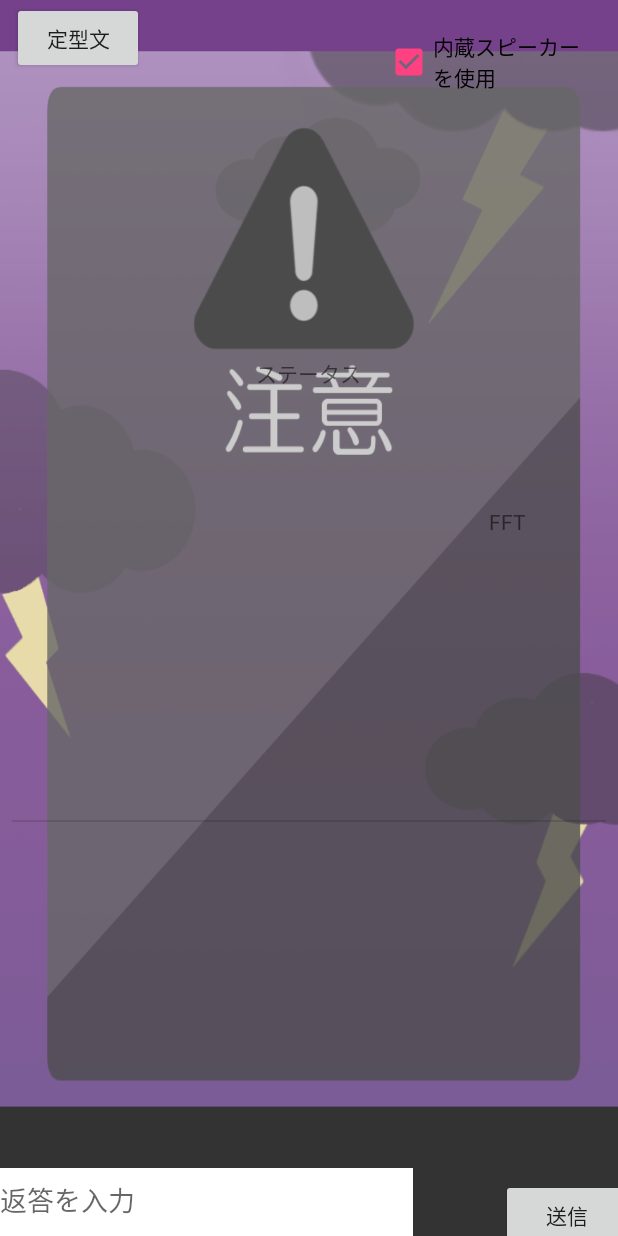
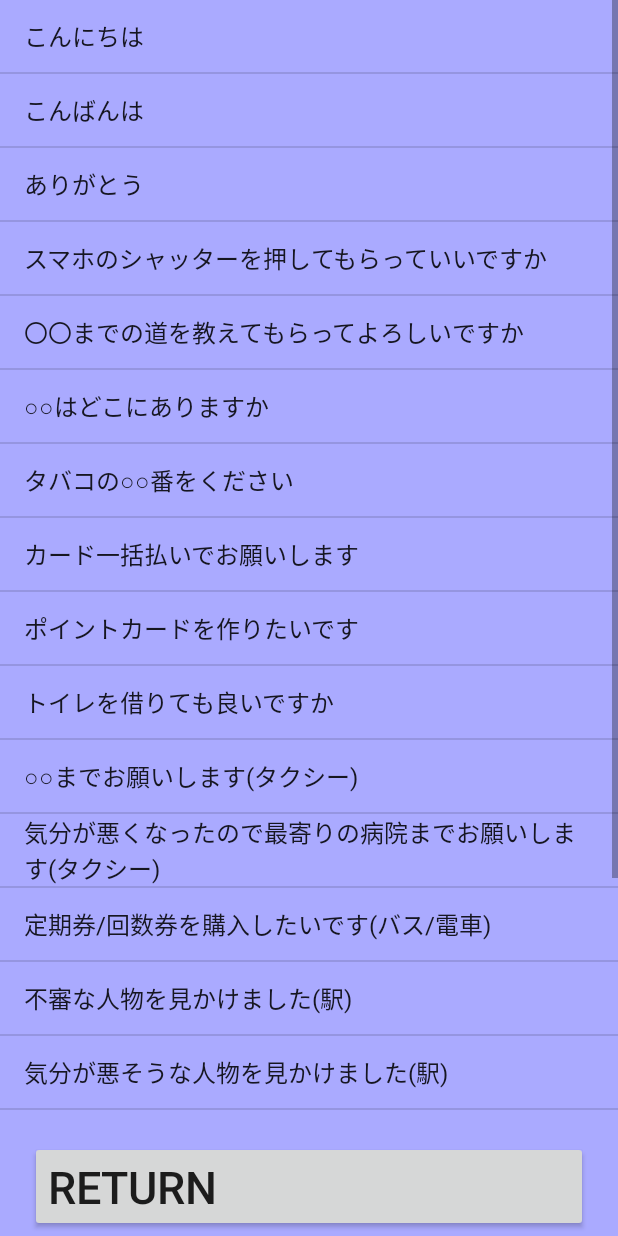
Before and after one commit to ProgramersCommunity-NITMaizurucollege/TRY_Ultrasonic, an Android app: the screen it shows after launch (MainActivity before the commit, SubActivity after it), after a tap on "定型文", on a phone screen of 412 x 824 dp. Run offline under Robolectric (Android 15) with nearby library versions, the phone set to English and light mode, and no system bars; 2 other taps on this screen came first.

Commit message:
定型文実装

```diff
--- a/app/src/main/AndroidManifest.xml
+++ b/app/src/main/AndroidManifest.xml
@@ -22,6 +22,10 @@ xmlns:android="http://schemas.android.com/apk/res/android">
             <category android:name="android.intent.category.LAUNCHER"/>
         </intent-filter>
     </activity>
+    <activity
+        android:name=".SubActivity"
+        android:label="@string/app_name" >
+    </activity>
 </application>
 
 </manifest>
--- a/app/src/main/java/com/example/android/TRY_US/MainActivity.java
+++ b/app/src/main/java/com/example/android/TRY_US/MainActivity.java
@@ -49,15 +49,16 @@ import static com.example.android.TRY_US.R.id.text;
 
 
 public class MainActivity extends ListActivity
-        implements View.OnClickListener, TextToSpeech.OnInitListener, OnCheckedChangeListener{
+        implements View.OnClickListener, TextToSpeech.OnInitListener, OnCheckedChangeListener {
     InputStream is = null;
     BufferedReader br = null;
     String text = "";
     ListView listView;
+    String res_sub;
     ArrayAdapter<String> adapter;
     ArrayAdapter<String> adapter_temp_sentence;
     public static final int SPEECH_RECOG_REQUEST = 42;
-   // TextView fftText;
+    // TextView fftText;
     EditText editText;
     int SAMPLING_RATE = 44100;
     // FFTのポイント数
@@ -65,9 +66,9 @@ public class MainActivity extends ListActivity
     private TextToSpeech tts;
     double freq;
     double vol;
-    boolean fftBool=false;
+    boolean fftBool = false;
     AudioManager mAudioManager;
-    private int audioLevel=0;
+    private int audioLevel = 0;
     double dB_baseline = Math.pow(2, 15) * FFT_SIZE * Math.sqrt(2);
 
     // 分解能の計算
@@ -75,20 +76,21 @@ public class MainActivity extends ListActivity
     AudioRecord audioRec = null;
     boolean bIsRecording = false;
     int bufSize;
+
     @Override
     protected void onCreate(Bundle savedInstanceState) {
         super.onCreate(savedInstanceState);
         setContentView(R.layout.activity_main);
         //ArrayAdapterオブジェクト生成
-        adapter=new ArrayAdapter<String>(this, android.R.layout.simple_list_item_1);
-        adapter_temp_sentence = new ArrayAdapter<String>(this,android.R.layout.simple_list_item_1);
+        adapter = new ArrayAdapter<String>(this, android.R.layout.simple_list_item_1);
+        adapter_temp_sentence = new ArrayAdapter<String>(this, android.R.layout.simple_list_item_1);
         //listView = (ListView)findViewById(R.id.list_temp_sentence);
         //Buttonオブジェクト取得
 
         //ListAdapterセット
         setListAdapter(adapter);
         // ここで1秒間スリープし、スプラッシュを表示させたままにする。
-            try {
+        try {
             Thread.sleep(1000);
         } catch (InterruptedException e) {
         }
@@ -107,19 +109,19 @@ public class MainActivity extends ListActivity
         findViewById(R.id.button).setOnClickListener(this);
 
         //チェックボックス設定
-        final CheckBox checkBox = (CheckBox)findViewById(R.id.internal_speaker_checkbox);
+        final CheckBox checkBox = (CheckBox) findViewById(R.id.internal_speaker_checkbox);
         //デフォルト:未チェック
         checkBox.setChecked(false);
         checkBox.setOnClickListener(new View.OnClickListener() {
             @Override
             public void onClick(View v) {
                 boolean check = checkBox.isChecked();
-                if (check){
+                if (check) {
                     //チェックされている場合
-                    AudioManager am = (AudioManager)getSystemService(Context.AUDIO_SERVICE);
+                    AudioManager am = (AudioManager) getSystemService(Context.AUDIO_SERVICE);
                     am.setMode(AudioManager.MODE_IN_COMMUNICATION);
                     am.setSpeakerphoneOn(true);
-                }else {
+                } else {
                     //チェックされていない場合
                 }
             }
@@ -133,6 +135,7 @@ public class MainActivity extends ListActivity
         audioRec = new AudioRecord(MediaRecorder.AudioSource.MIC,
                 SAMPLING_RATE, AudioFormat.CHANNEL_IN_MONO,
                 AudioFormat.ENCODING_PCM_16BIT, bufSize * 2);
+
     }
 
 
@@ -141,7 +144,8 @@ public class MainActivity extends ListActivity
         if (v != null) {
             switch (v.getId()) {
                 case R.id.button:
-                    tempSentence();
+                    Intent intent = new Intent(getApplication(), SubActivity.class);
+                    startActivityForResult(intent, 1000);
                     // クリック処理
                     break;
 
@@ -149,58 +153,31 @@ public class MainActivity extends ListActivity
                     speechText();
                     // クリック処理
                     break;
-
                 default:
                     break;
             }
         }
     }
 
-    private void tempSentence(){
-        try {
-            try {
-                // assetsフォルダ内の sample.txt をオープンする
-                is = this.getAssets().open("temp_text.txt");
-                br = new BufferedReader(new InputStreamReader(is));
-
-                // １行ずつ読み込み、改行を付加する
-                String str;
-                while ((str = br.readLine()) != null) {
-                    adapter_temp_sentence.add(str);
-                    listView.setAdapter(adapter_temp_sentence);
-                }
-            } finally {
-                if (is != null) is.close();
-                if (br != null) br.close();
-            }
-        } catch (Exception e){
-            // エラー発生時の処理
-        }
-
-// 読み込んだ文字列を EditText に設定し、画面に表示する
-
-    }
 
     private void writeContents(String contents) {
         File temppath = new File(Environment.getExternalStorageDirectory(), "temp");
-        if (temppath.exists() != true){
+        if (temppath.exists() != true) {
             temppath.mkdir();
         }
-        File tempfile = new File(temppath,"test.txt");
+        File tempfile = new File(temppath, "test.txt");
         FileWriter output = null;
-        try{
-            output = new FileWriter(tempfile,true);
+        try {
+            output = new FileWriter(tempfile, true);
             output.write(contents);
             output.write("\n");
-        }
-        catch (IOException e){
+        } catch (IOException e) {
             e.printStackTrace();
-        }
-        finally {
-            if(output != null){
-                try{
+        } finally {
+            if (output != null) {
+                try {
                     output.close();
-                }catch(IOException e){
+                } catch (IOException e) {
                     e.printStackTrace();
                 }
             }
@@ -218,7 +195,7 @@ public class MainActivity extends ListActivity
     }
 
 
-    private void shutDown(){
+    private void shutDown() {
         if (null != tts) {
             // to release the resource of TextToSpeech
             tts.shutdown();
@@ -227,7 +204,7 @@ public class MainActivity extends ListActivity
 
 
     private void speechText() {
-        EditText editor = (EditText)findViewById(R.id.edit_text);
+        EditText editor = (EditText) findViewById(R.id.edit_text);
         editor.selectAll();
         // EditTextからテキストを取得
         String string = editor.getText().toString();
@@ -244,7 +221,7 @@ public class MainActivity extends ListActivity
             // tts.speak(text, TextToSpeech.QUEUE_FLUSH, null) に
             // KEY_PARAM_UTTERANCE_ID を HasMap で設定
             HashMap<String, String> map = new HashMap<String, String>();
-            map.put(TextToSpeech.Engine.KEY_PARAM_UTTERANCE_ID,"messageID");
+            map.put(TextToSpeech.Engine.KEY_PARAM_UTTERANCE_ID, "messageID");
 
             tts.speak(string, TextToSpeech.QUEUE_FLUSH, map);
             setTtsListener();
@@ -253,9 +230,8 @@ public class MainActivity extends ListActivity
     }
 
 
-
     // 読み上げのスピード
-    private void setSpeechRate(float rate){
+    private void setSpeechRate(float rate) {
         if (null != tts) {
             tts.setSpeechRate(rate);
         }
@@ -263,7 +239,7 @@ public class MainActivity extends ListActivity
 
 
     // 読み上げのピッチ
-    private void setSpeechPitch(float pitch){
+    private void setSpeechPitch(float pitch) {
         if (null != tts) {
             tts.setPitch(pitch);
         }
@@ -271,38 +247,31 @@ public class MainActivity extends ListActivity
 
 
     // 読み上げの始まりと終わりを取得
-    private void setTtsListener(){
+    private void setTtsListener() {
         // android version more than 15th
         // 市場でのシェアが15未満は数パーセントなので除外
-        if (Build.VERSION.SDK_INT >= 15)
-        {
-            int listenerResult = tts.setOnUtteranceProgressListener(new UtteranceProgressListener()
-            {
+        if (Build.VERSION.SDK_INT >= 15) {
+            int listenerResult = tts.setOnUtteranceProgressListener(new UtteranceProgressListener() {
                 @Override
-                public void onDone(String utteranceId)
-                {
+                public void onDone(String utteranceId) {
                     //     Log.d(TAG,"progress on Done " + utteranceId);
                 }
 
                 @Override
-                public void onError(String utteranceId)
-                {
+                public void onError(String utteranceId) {
                     //   Log.d(TAG,"progress on Error " + utteranceId);
                 }
 
                 @Override
-                public void onStart(String utteranceId)
-                {
+                public void onStart(String utteranceId) {
                     // Log.d(TAG,"progress on Start " + utteranceId);
                 }
 
             });
-            if (listenerResult != TextToSpeech.SUCCESS)
-            {
+            if (listenerResult != TextToSpeech.SUCCESS) {
                 //   Log.e(TAG, "failed to add utterance progress listener");
             }
-        }
-        else {
+        } else {
             // Log.e(TAG, "Build VERSION is less than API 15");
         }
     }
@@ -343,9 +312,10 @@ public class MainActivity extends ListActivity
         public void onError(int error) {
             String errorString = getErrorString(error);
             speechRecogStatus.setText("エラー = " + errorString);
-            try{
+            try {
                 Thread.sleep(100);
-            }catch (InterruptedException e){}
+            } catch (InterruptedException e) {
+            }
             startSpeechRecog();
         }
 
@@ -373,16 +343,17 @@ public class MainActivity extends ListActivity
 
         @Override
         public void onResults(Bundle results) {
-            mAudioManager.setStreamVolume(AudioManager.STREAM_MUSIC,audioLevel,0);
+            mAudioManager.setStreamVolume(AudioManager.STREAM_MUSIC, audioLevel, 0);
             speechRecogStatus.setText("結果");
             String finalResult = StringUtils.join(results.getStringArrayList(SpeechRecognizer.RESULTS_RECOGNITION), ',');
             speechRecogResult.setText("" + finalResult);
-            ListView listView=(ListView) findViewById(list);
+            ListView listView = (ListView) findViewById(list);
             adapter.add(results.getStringArrayList(SpeechRecognizer.RESULTS_RECOGNITION).get(0));
             writeContents(results.getStringArrayList(SpeechRecognizer.RESULTS_RECOGNITION).get(0));
-            try{
+            try {
                 Thread.sleep(100);
-            }catch (InterruptedException e){}
+            } catch (InterruptedException e) {
+            }
             startSpeechRecog();
         }
 
@@ -409,11 +380,10 @@ public class MainActivity extends ListActivity
 
 
     @Override
-    protected void onDestroy(){
+    protected void onDestroy() {
         super.onDestroy();
         shutDown();
     }
-
 
 
     private void speechRecogStuff() {
@@ -421,7 +391,7 @@ public class MainActivity extends ListActivity
         speechRecogStatus = (TextView) findViewById(R.id.speech_recog_status_text);
         speechRecognizer = SpeechRecognizer.createSpeechRecognizer(this);
         speechRecognizer.setRecognitionListener(myListener);
-        if (fftBool==false) {
+        if (fftBool == false) {
             startSpeechRecog();
         }
     }
@@ -432,12 +402,22 @@ public class MainActivity extends ListActivity
         super.onActivityResult(requestCode, resultCode, data);
         switch (requestCode) {
             case SPEECH_RECOG_REQUEST:
+                if (resultCode == RESULT_OK) {
+                    processResults(data.getExtras().getStringArrayList(RecognizerIntent.EXTRA_RESULTS));
+                }
+                break;
+
+            case 1000:
                 if(resultCode == RESULT_OK) {
-                    processResults(data.getExtras().getStringArrayList(RecognizerIntent.EXTRA_RESULTS));
+                    res_sub = data.getStringExtra("RESULT");
+                    EditText editor_result = (EditText) findViewById(R.id.edit_text);
+                    editor_result.setText(res_sub);
                 }
                 break;
         }
     }
+
+
 
 
     private void startSpeechRecog() {
--- /dev/null
+++ b/app/src/main/java/com/example/android/TRY_US/SubActivity.java
@@ -0,0 +1,73 @@
+package com.example.android.TRY_US;
+import android.app.Activity;
+import android.content.Intent;
+import android.os.Bundle;
+import android.view.View;
+import android.widget.AdapterView;
+import android.widget.ArrayAdapter;
+import android.widget.Button;
+import android.widget.ListView;
+
+import java.io.BufferedReader;
+import java.io.InputStream;
+import java.io.InputStreamReader;
+
+public class SubActivity extends Activity {
+    InputStream is = null;
+    BufferedReader br = null;
+    String text = "";
+    String msg;
+    @Override
+    protected void onCreate(Bundle savedInstanceState) {
+        super.onCreate(savedInstanceState);
+        setContentView(R.layout.activity_sub);
+
+        //ListViewオブジェクトの取得
+        final ListView listView=(ListView)findViewById(R.id.list_view);
+
+        ArrayAdapter<String> adapter = new ArrayAdapter<String>(this,
+                android.R.layout.simple_list_item_1);
+        //Adapterのセット
+        listView.setAdapter(adapter);
+
+        try {
+            try {
+                // assetsフォルダ内の sample.txt をオープンする
+                is = this.getAssets().open("temp_text.txt");
+                br = new BufferedReader(new InputStreamReader(is));
+
+                // １行ずつ読み込み、改行を付加する
+                String str;
+                while ((str = br.readLine()) != null) {
+                    // 要素の追加（1）
+                    adapter.add(str);
+                }
+            } finally {
+                if (is != null) is.close();
+                if (br != null) br.close();
+            }
+        } catch (Exception e){
+            // エラー発生時の処理
+        }
+
+        listView.setOnItemClickListener(new AdapterView.OnItemClickListener() {
+            @Override
+            public void onItemClick(AdapterView<?> parent, View view, int position, long id) {
+                ListView listView = (ListView)parent;
+                msg = (String)listView.getItemAtPosition(position);
+            }
+        });
+
+        listView.setAdapter(adapter);
+        Button returnButton = (Button) findViewById(R.id.return_button);
+        returnButton.setOnClickListener(new View.OnClickListener() {
+            @Override
+            public void onClick(View v) {
+                Intent intent_ret = new Intent();
+                intent_ret.putExtra("RESULT", msg);
+                setResult(RESULT_OK, intent_ret);
+                finish();
+            }
+        });
+    }
+}
--- a/app/src/main/res/layout/activity_main.xml
+++ b/app/src/main/res/layout/activity_main.xml
@@ -30,13 +30,14 @@
         app:layout_constraintLeft_toLeftOf="parent"
         android:layout_marginRight="8dp"
         app:layout_constraintRight_toRightOf="parent"
-        app:layout_constraintHorizontal_bias="0.498" />
+        app:layout_constraintHorizontal_bias="0.498"
+        android:layout_marginStart="8dp"
+        android:layout_marginEnd="8dp" />
 
     <TextView
         android:id="@+id/speech_recog_result"
         android:layout_width="wrap_content"
         android:layout_height="wrap_content"
-        android:layout_marginTop="0dp"
         android:text="結果"
         app:layout_constraintLeft_toLeftOf="parent"
         app:layout_constraintRight_toRightOf="parent"
@@ -62,11 +63,6 @@
         android:layout_height="45dp"
         android:layout_alignParentEnd="true"
         android:layout_alignParentRight="true"
-        android:layout_marginBottom="0dp"
-        android:layout_marginEnd="0dp"
-        android:layout_marginLeft="0dp"
-        android:layout_marginRight="0dp"
-        android:layout_marginStart="0dp"
         android:hint="返答を入力"
         app:layout_constraintBottom_toBottomOf="parent"
         app:layout_constraintLeft_toLeftOf="parent" />
@@ -75,13 +71,6 @@
         android:id="@+id/button_tts"
         android:layout_width="wrap_content"
         android:layout_height="wrap_content"
-        android:layout_alignParentEnd="true"
-        android:layout_alignParentStart="true"
-        android:layout_marginBottom="-10dp"
-        android:layout_marginEnd="-10dp"
-        android:layout_marginLeft="-10dp"
-        android:layout_marginRight="-10dp"
-        android:layout_marginStart="-10dp"
         android:text="送信"
         app:layout_constraintBottom_toBottomOf="parent"
         app:layout_constraintRight_toRightOf="parent" />
@@ -109,13 +98,15 @@
         android:layout_marginRight="8dp"
         android:layout_marginLeft="8dp"
         app:layout_constraintLeft_toLeftOf="parent"
-        app:layout_constraintHorizontal_bias="0.0" />
+        app:layout_constraintHorizontal_bias="0.0"
+        android:layout_marginStart="8dp"
+        android:layout_marginEnd="8dp" />
 
     <ListView
         android:id="@+id/android:list"
-        android:layout_width="match_parent"
+        android:layout_width="0dp"
         android:layout_height="217dp"
-        android:layout_marginBottom="8dp"
+        android:layout_marginBottom="40dp"
         android:layout_marginEnd="8dp"
         android:layout_marginLeft="8dp"
         android:layout_marginRight="8dp"
--- /dev/null
+++ b/app/src/main/res/layout/activity_sub.xml
@@ -0,0 +1,27 @@
+<?xml version="1.0" encoding="utf-8"?>
+<LinearLayout xmlns:android="http://schemas.android.com/apk/res/android"
+    xmlns:tools="http://schemas.android.com/tools"
+    android:layout_width="match_parent"
+    android:layout_height="match_parent"
+    android:orientation="vertical"
+    android:background="#aaaaff"
+    tools:context=".MainActivity"
+    android:weightSum="1">
+
+    <ListView
+        android:layout_width="match_parent"
+        android:gravity="top"
+        android:layout_height="match_parent"
+        android:id="@+id/list_view"
+        android:layout_weight="0.83" />
+
+    <Button
+        android:id="@+id/return_button"
+        android:layout_width="match_parent"
+        android:layout_height="wrap_content"
+        android:layout_margin="20dp"
+        android:gravity="bottom"
+        android:text="return"
+        android:textSize="30sp" />
+
+</LinearLayout>
```
